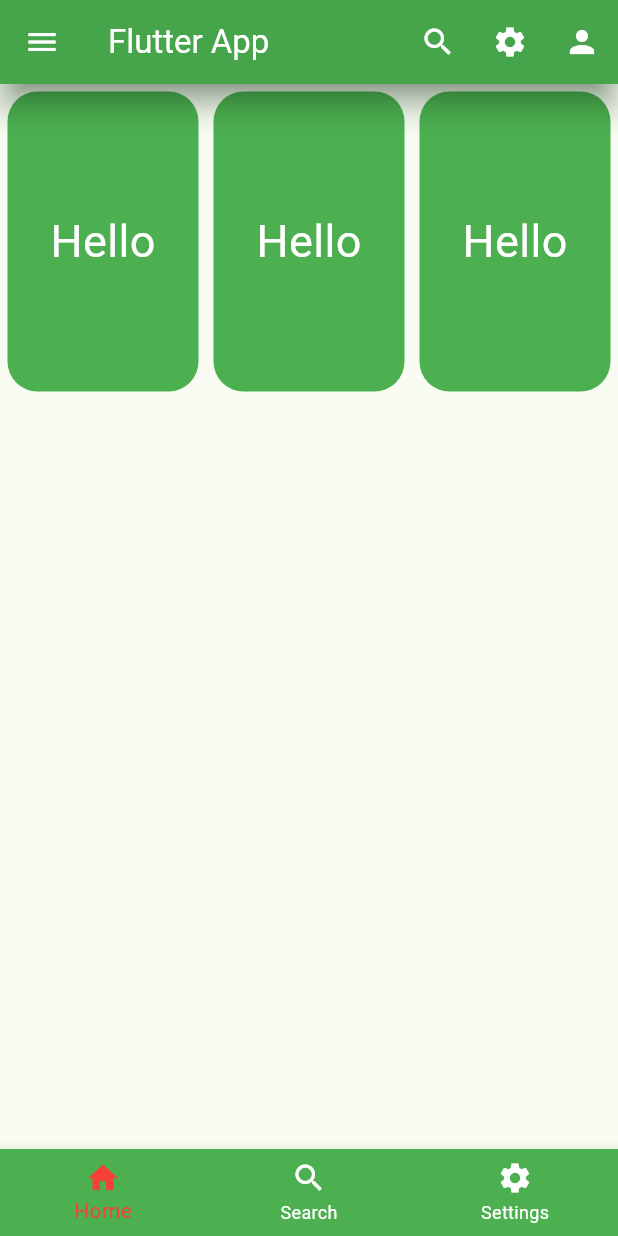
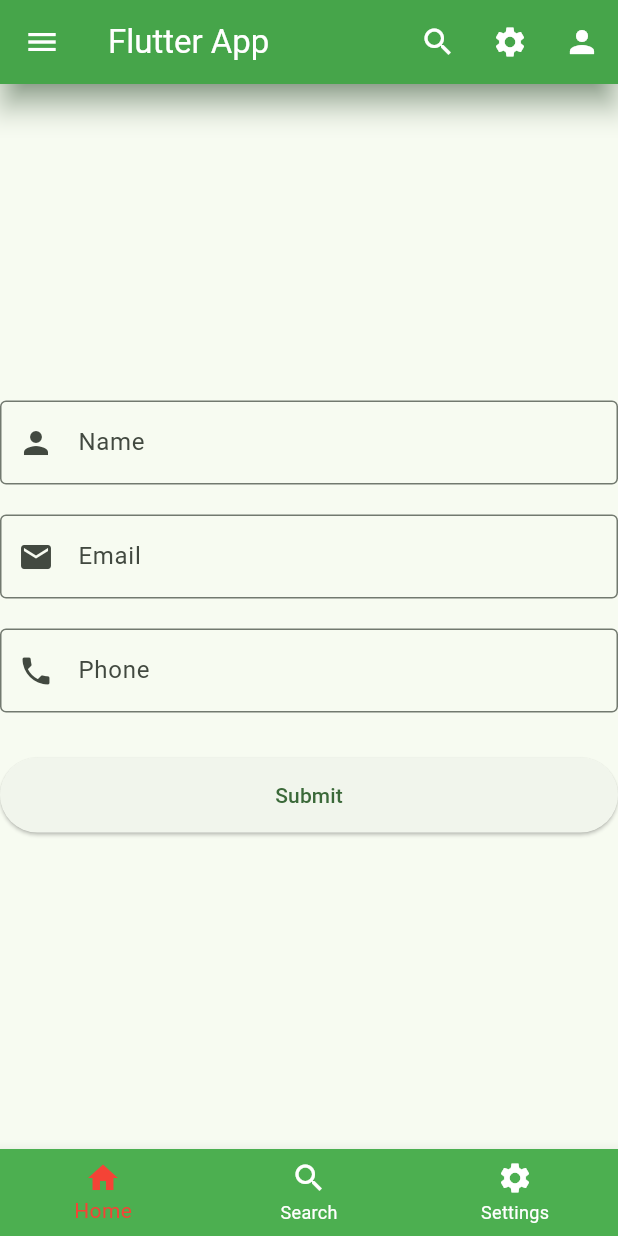
Before and after one commit to MdAnowarHosen/learn-flutter, a Flutter app: the screen it shows after launch, on a phone screen of 412 x 824 dp. Run offline on Flutter 3.47's test engine with Material 3 defaults, Android fonts, the phone set to English and light mode, and no system bars.

Commit message:
TextField

```diff
--- a/lib/main.dart
+++ b/lib/main.dart
@@ -30,6 +30,10 @@ class HomeActivity extends StatelessWidget {
 
   @override
   Widget build(BuildContext context) {
+      // button style
+        ButtonStyle buttonStyle = ElevatedButton.styleFrom(
+          minimumSize: Size(double.infinity, 50),
+        );
     return Scaffold(
       appBar: AppBar(
         title: Text("Flutter App"),
@@ -144,63 +148,37 @@ class HomeActivity extends StatelessWidget {
           ],
         ),
       ),
-      body: Row(
-        mainAxisAlignment: MainAxisAlignment.spaceEvenly,
+      body: Column(
+        mainAxisAlignment: MainAxisAlignment.center,
+
+
         children: [
-          Expanded(
-            flex: 1,
-            child: Container(
-              height: 200,
-              width: 200,
-              child: Text(
-                'Hello',
-                style: TextStyle(fontSize: 30, color: Colors.white),
-              ),
-              alignment: Alignment.center,
-              // margin top
-               margin: EdgeInsets.all(5),
-              decoration: BoxDecoration(
-                color: Colors.green,
-                borderRadius: BorderRadius.circular(20),
-              ),
+         Padding(padding: EdgeInsets.only(top: 0), child:  TextField(
+            decoration: InputDecoration(
+              hintText: "Enter Your Name",
+              border: OutlineInputBorder(),
+              labelText: "Name",
+              prefixIcon: Icon(Icons.person),
             ),
-          ),
-          Expanded(
-            flex: 1,
-            child: Container(
-              height: 200,
-              width: 200,
-              child: Text(
-                'Hello',
-                style: TextStyle(fontSize: 30, color: Colors.white),
-              ),
-              alignment: Alignment.center,
-              // margin top
-              margin: EdgeInsets.all(5),
-              decoration: BoxDecoration(
-                color: Colors.green,
-                borderRadius: BorderRadius.circular(20),
-              ),
+          ),),
+            Padding(padding: EdgeInsets.only(top: 20), child:  TextField(
+            decoration: InputDecoration(
+              hintText: "Enter Your Email",
+              border: OutlineInputBorder(),
+              labelText: "Email",
+              prefixIcon: Icon(Icons.email),
             ),
-          ),
-          Expanded(
-            flex: 1,
-            child: Container(
-              height: 200,
-              width: 200,
-              child: Text(
-                'Hello',
-                style: TextStyle(fontSize: 30, color: Colors.white),
-              ),
-              alignment: Alignment.center,
-              // margin top
-              margin: EdgeInsets.all(5),
-              decoration: BoxDecoration(
-                color: Colors.green,
-                borderRadius: BorderRadius.circular(20),
-              ),
+          ),),
+            Padding(padding: EdgeInsets.only(top: 20), child:  TextField(
+            decoration: InputDecoration(
+              hintText: "Enter Your Phone",
+              border: OutlineInputBorder(),
+              labelText: "Phone",
+              prefixIcon: Icon(Icons.phone),
             ),
-          ),
+          ),),
+          // button
+          Padding(padding: EdgeInsets.only(top: 30), child:  ElevatedButton(onPressed: (){}, child: Text("Submit"), style: buttonStyle,)),
         ],
       ),
     );
```
